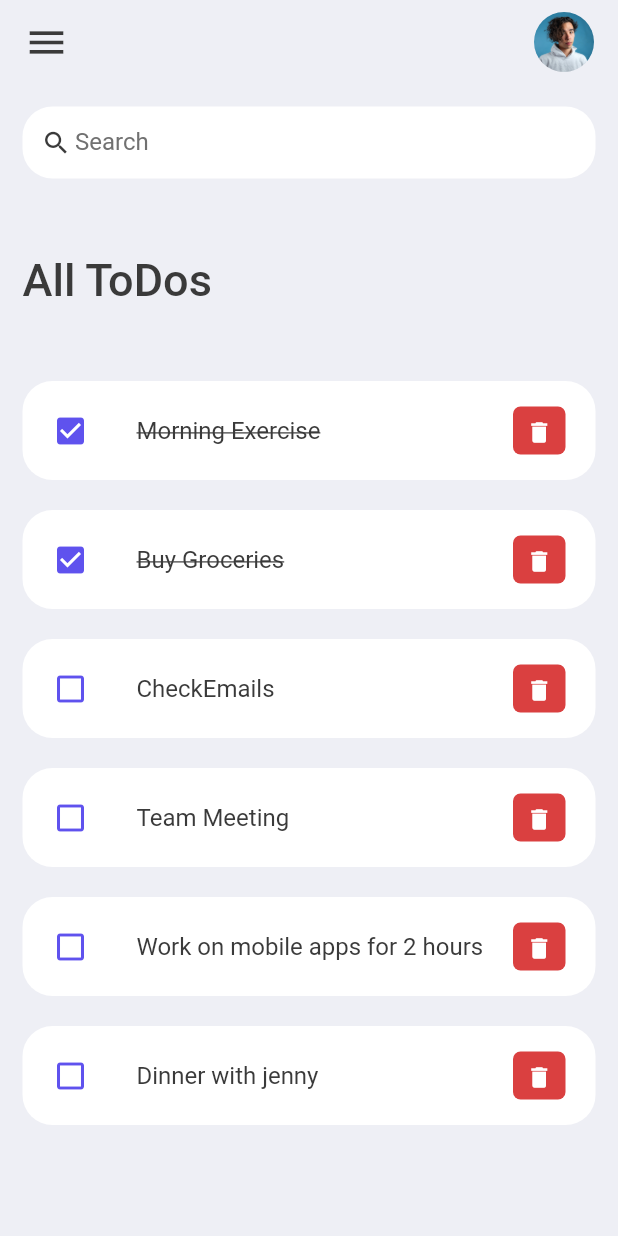
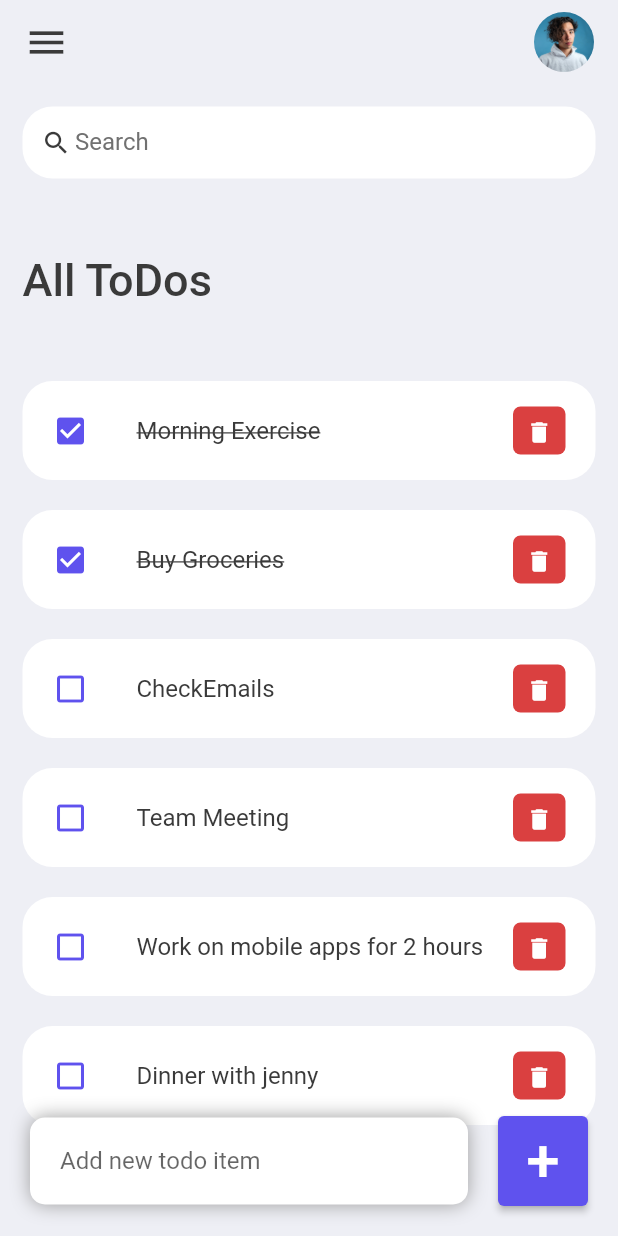
Before and after one commit to DihiaMezghiche/flutter_todo_list, a Flutter app: the screen it shows after launch, on a phone screen of 412 x 824 dp. Run offline on Flutter 3.47's test engine with Material 2 defaults, Android fonts, the phone set to English and light mode, and no system bars.

Commit message:
updated UI add new item input

```diff
--- a/lib/screens/home.dart
+++ b/lib/screens/home.dart
@@ -39,7 +39,51 @@ class Home  extends StatelessWidget {
 
               ],)
           ),
+          Align(
+            alignment: Alignment.bottomCenter,
+            child: Row(
+              children: [
+                Expanded(
+                  child: Container(
+                    padding: EdgeInsets.symmetric(horizontal: 20,vertical: 5),
+                    margin: EdgeInsets.only(bottom: 20, right: 20, left: 20),
+                    decoration: BoxDecoration(
+                      color: Colors.white,
+                      boxShadow: const [ BoxShadow(
+                        color: Colors.grey,
+                        offset: Offset(0.0, 0.0),
+                        blurRadius: 10.0,
+                        spreadRadius: 0.0
+                        ),],
+                      borderRadius: BorderRadius.circular(10)
+                    ),
+                    child: TextField(
+                      decoration: InputDecoration(
+                        hintText: 'Add new todo item',
+                        border: InputBorder.none,
 
+                      ),
+                    ),
+
+                  )
+                  ),
+                Container(
+                  margin: EdgeInsets.only(bottom: 20, right: 20),
+
+                  child: ElevatedButton(
+                    onPressed: (){},
+                    child:Text('+',
+                      style: TextStyle(fontSize: 40),),
+                    style: ElevatedButton.styleFrom(
+                        primary: tdBlue,
+                        minimumSize: Size(60,60)
+                      ),
+
+                     ) ,
+                )
+
+              ]),
+          )
         ],
       ),
     );
```
